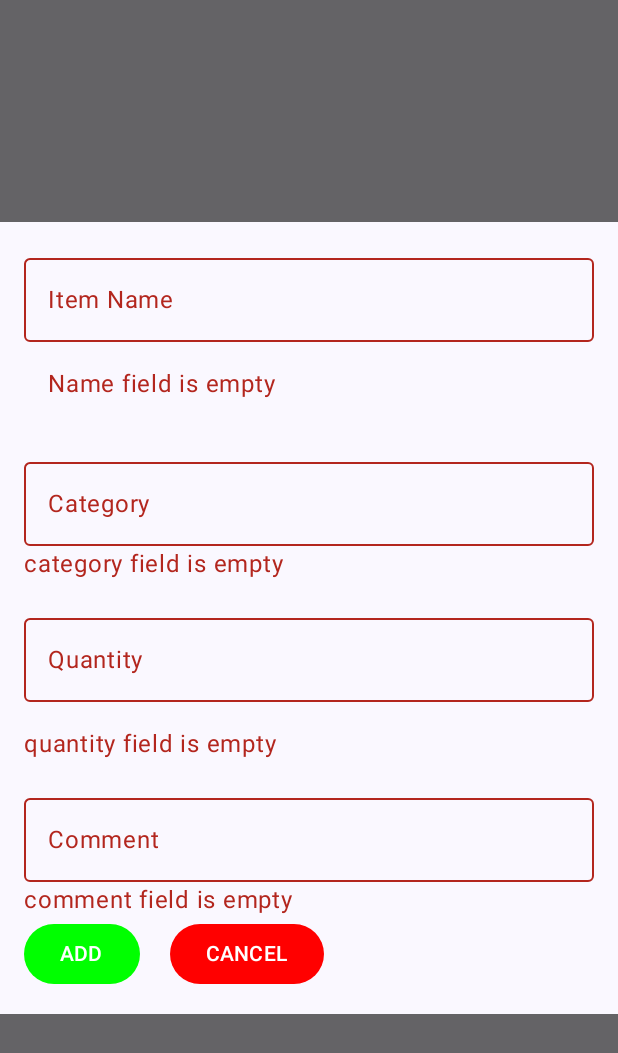
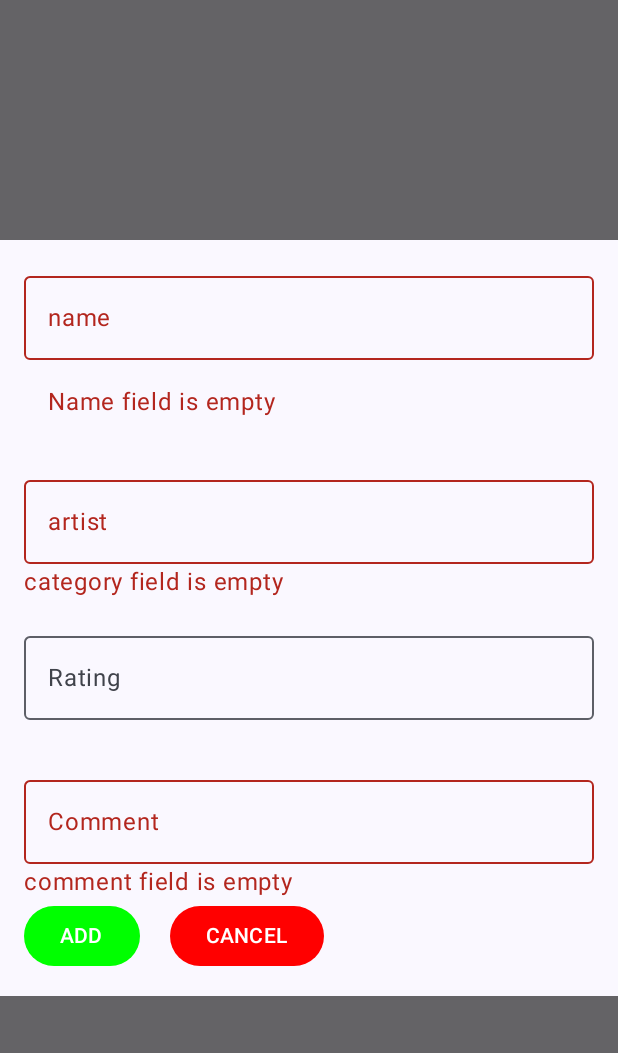
Before and after one commit to TebogoMsimanga/Traveling-Package-App, an Android app built with Jetpack Compose: the composable AddingItems shown on its own in the app's theme, after a tap on "ADD", on a phone screen of 412 x 824 dp. Shown: the top 1053 px of the screen. Run offline under Robolectric (Android 15) with nearby library versions, the phone set to English and light mode, and no system bars.

Commit message:
music app

```diff
--- a/app/build.gradle.kts
+++ b/app/build.gradle.kts
@@ -49,6 +49,7 @@ dependencies {
     implementation(libs.androidx.ui.graphics)
     implementation(libs.androidx.ui.tooling.preview)
     implementation(libs.androidx.material3)
+    implementation (libs.androidx.navigation.compose)
     testImplementation(libs.junit)
     androidTestImplementation(libs.androidx.junit)
     androidTestImplementation(libs.androidx.espresso.core)
--- a/app/src/main/java/com/example/travelingpackage/ui/components/AddingItems.kt
+++ b/app/src/main/java/com/example/travelingpackage/ui/components/AddingItems.kt
@@ -37,15 +37,15 @@ fun AddingItems(
 ) {
 
     //variables for storing data that can change
-    var itemName by remember { mutableStateOf("") }
-    var category by remember { mutableStateOf("") }
-    var quantity by remember { mutableStateOf("") }
+    var name by remember { mutableStateOf("") }
+    var artist by remember { mutableStateOf("") }
+    var rating by remember { mutableStateOf("") }
     var comment by remember { mutableStateOf("") }
 
     //variables for storing errors
-    var itemNameError by remember { mutableStateOf<String?>(null) }
-    var categoryError by remember { mutableStateOf<String?>(null) }
-    var quantityError by remember { mutableStateOf<String?>(null) }
+    var nameError by remember { mutableStateOf<String?>(null) }
+    var artistError by remember { mutableStateOf<String?>(null) }
+    var ratingError by remember { mutableStateOf<String?>(null) }
     var commentError by remember { mutableStateOf<String?>(null) }
 
 
@@ -60,18 +60,18 @@ fun AddingItems(
 
             {
                 OutlinedTextField(
-                    value = itemName,
+                    value = name,
                     onValueChange = {
-                        itemName = it;
-                        itemNameError = null
+                        name = it;
+                        nameError = null
                     },
-                    label = { Text("Item Name") },
-                    isError = itemNameError != null,
+                    label = { Text("name") },
+                    isError = nameError != null,
                     modifier = Modifier
                         .fillMaxWidth()
                 )
 
-                itemNameError?.let {
+                nameError?.let {
                     Text(
                         text = it,
                         color = MaterialTheme.colorScheme.error,
@@ -84,18 +84,18 @@ fun AddingItems(
                 )
 
                 OutlinedTextField(
-                    value = category,
+                    value = artist,
                     onValueChange = {
-                        category = it;
-                        categoryError = null
+                        artist = it;
+                        artistError = null
                     },
-                    label = { Text("Category") },
-                    isError = categoryError != null,
+                    label = { Text("artist") },
+                    isError = artistError != null,
                     modifier = Modifier
                         .fillMaxWidth()
                 )
 
-                categoryError?.let {
+                artistError?.let {
                     Text(
                         it,
                         color = MaterialTheme.colorScheme.error,
@@ -107,20 +107,20 @@ fun AddingItems(
 
                 )
                 OutlinedTextField(
-                    value = quantity,
+                    value = rating,
                     onValueChange = {
-                        quantity = it;
-                        quantityError = null
+                        rating = it;
+                        ratingError = null
                     },
-                    label = { Text("Quantity") },
-                    isError = quantityError != null,
+                    label = { Text("Rating") },
+                    isError = ratingError != null,
                     keyboardOptions = KeyboardOptions(keyboardType = KeyboardType.Number),
                     modifier = Modifier
                         .fillMaxWidth()
                         .padding(bottom = 16.dp)
 
                 )
-                quantityError ?.let {
+                ratingError ?.let {
                     Text(
                         it,
                         color=MaterialTheme.colorScheme.error
@@ -153,27 +153,26 @@ fun AddingItems(
                 Row {
                     Button(
                         onClick = {
-                            itemNameError = null
-                            categoryError = null
-                            quantityError =null
+                            nameError = null
+                            artistError =null
                             commentError = null
 
                             var isValid = true
-                            if (itemName.isBlank()) {
-                                itemNameError = "Name field is empty"
+                            if (name.isBlank()) {
+                                nameError = "Name field is empty"
                                 isValid = false
 
                             }
-                            if (category.isBlank()){
-                                categoryError = "category field is empty"
+                            if (artist.isBlank()){
+                                artistError = "category field is empty"
                                 isValid = false
                             }
                             //convert user input to number
-                            val intQuantity = quantity.toIntOrNull()
+                            val intRating = rating.toIntOrNull()
                             // if the user does not input anything then display error massage
                             // user input must always be a positive number
-                            if (intQuantity == null || intQuantity <= 0){
-                                quantityError = "quantity field is empty"
+                            if (intRating == null || intRating <= 5){
+
                                 isValid = false
 
 
@@ -183,14 +182,16 @@ fun AddingItems(
                                 isValid = false
                             }
                             if (isValid) {
+                                val intRating = null
                                 onAddItem(
                                     PackingItem(
-                                        name = itemName,
-                                        category = category,
+                                        song = name,
+                                        artist = artist,
                                         // this field only accepts positive numbers
                                         //app fails to process if its not a positive number
-                                        quantity = intQuantity ?: 0,
-                                        comment = comment
+                                        rating = intRating ?: 5,
+                                        comment = comment,
+
                                     )
                                 )
                                 onDismiss()
--- a/app/src/main/java/com/example/travelingpackage/ui/logic/PackingItem.kt
+++ b/app/src/main/java/com/example/travelingpackage/ui/logic/PackingItem.kt
@@ -3,9 +3,9 @@ package com.example.travelingpackage.ui.logic
 
 
 data class PackingItem (
-    var name : String,
-    var category : String,
-    var quantity : Int,
+    var song : String,
+    var artist : String,
+    var rating : Int,
     var comment: String,
 
 )
--- a/gradle/libs.versions.toml
+++ b/gradle/libs.versions.toml
@@ -8,9 +8,11 @@ espressoCore = "3.6.1"
 lifecycleRuntimeKtx = "2.9.0"
 activityCompose = "1.10.1"
 composeBom = "2024.09.00"
+navigationCompose = "2.9.0"
 
 [libraries]
 androidx-core-ktx = { group = "androidx.core", name = "core-ktx", version.ref = "coreKtx" }
+androidx-navigation-compose = { module = "androidx.navigation:navigation-compose", version.ref = "navigationCompose" }
 junit = { group = "junit", name = "junit", version.ref = "junit" }
 androidx-junit = { group = "androidx.test.ext", name = "junit", version.ref = "junitVersion" }
 androidx-espresso-core = { group = "androidx.test.espresso", name = "espresso-core", version.ref = "espressoCore" }
```
Also changed, not shown: app/src/main/java/com/example/travelingpackage/ScreenTwo.kt (added, +149 -0 lines), app/src/main/java/com/example/travelingpackage/ui/components/Button.kt (+6 -1 lines), app/src/main/java/com/example/travelingpackage/ui/logic/Screen2Logic.kt (added, +27 -0 lines).
